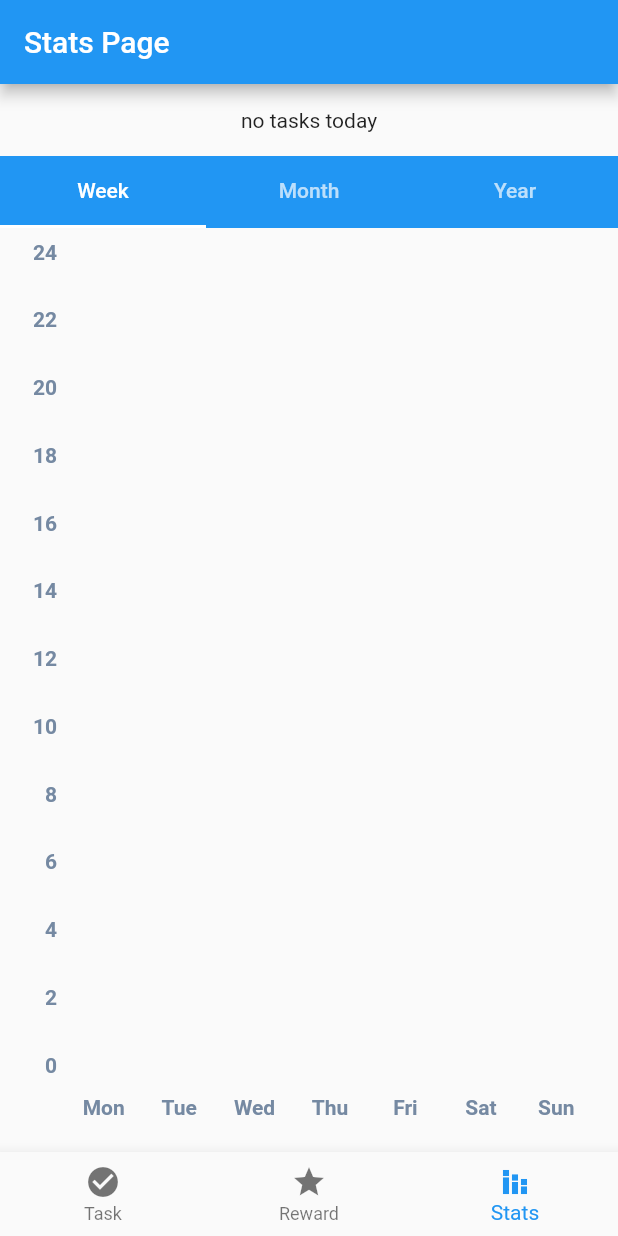
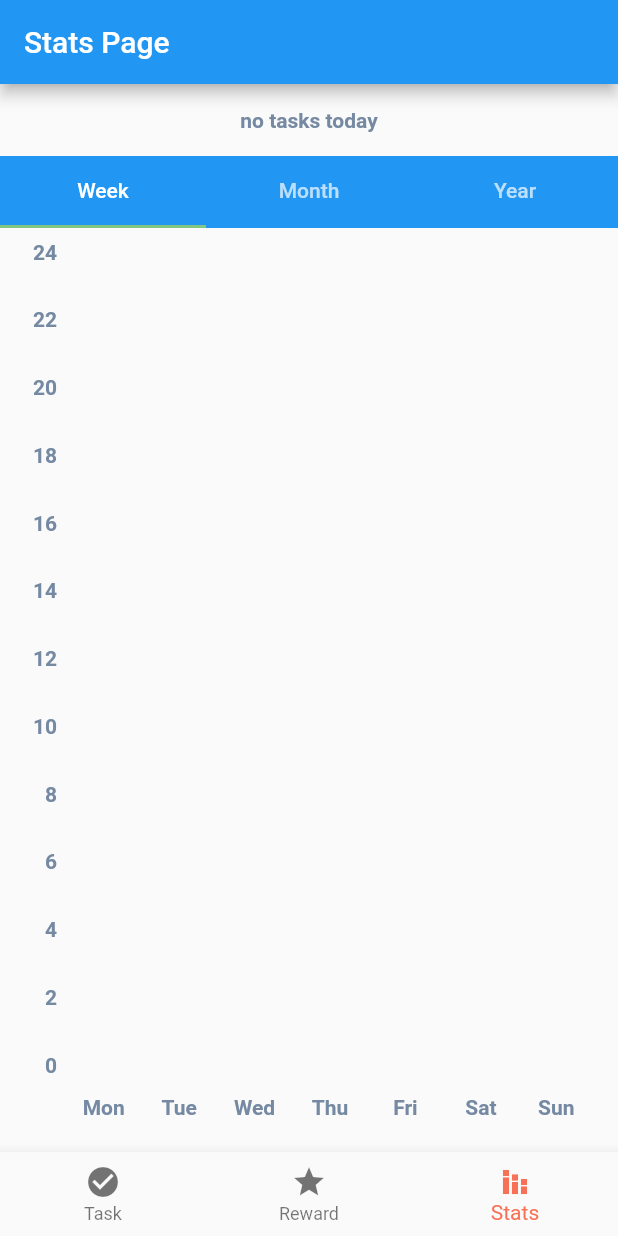
Before and after one commit to ayz122004/carrot, a Flutter app: the screen it shows after launch, item 3 of the bottom bar chosen, on a phone screen of 412 x 824 dp. Run offline on Flutter 3.47's test engine with Material 2 defaults, Android fonts, the phone set to English and light mode, and no system bars; drawn by our look-alikes of fl_chart; our stand-ins replace fluttertoast.

Commit message:
set theme colors

```diff
--- a/lib/Pages/stat_page.dart
+++ b/lib/Pages/stat_page.dart
@@ -98,7 +98,13 @@ class _StatPageState extends State<StatPage> with TickerProviderStateMixin {
         //prevents zero division exception
         return const Padding(
           padding: EdgeInsets.all(16.0),
-          child: Text("no tasks today"),
+          child: Text(
+            "no tasks today",
+            style: TextStyle(
+                color: Color(0xff7589a2),
+                fontWeight: FontWeight.bold,
+                fontSize: 14),
+          ),
         );
       }
       return AspectRatio(
--- a/lib/main.dart
+++ b/lib/main.dart
@@ -14,7 +14,7 @@ void main() {
 }
 
 class MyApp extends StatefulWidget {
-  const MyApp({ Key? key }) : super(key: key);
+  const MyApp({Key? key}) : super(key: key);
 
   @override
   _MyAppState createState() => _MyAppState();
@@ -23,8 +23,28 @@ class MyApp extends StatefulWidget {
 class _MyAppState extends State<MyApp> {
   @override
   Widget build(BuildContext context) {
-    return const MaterialApp(
+    return MaterialApp(
       title: "Hackathon App",
+      theme: ThemeData(
+        colorScheme: const ColorScheme(
+          primary: Color(0xfff77156),
+          primaryVariant: Color(0xffbf402c),
+          onPrimary: Color(0xff000000),
+          secondary: Color(0xff81c784),
+          secondaryVariant: Color(0xff519657),
+          onSecondary: Color(0xff472f2d),
+          background: Color(0xffd9f8f2),
+          error: Color(0xffeeeeee),
+          surface: Color(0xffeceff1),
+          onError: Color(0xfffffbfa),
+          brightness: Brightness.light,
+          onBackground: Color(0xffffffff),
+          onSurface: Color(0xff000000),
+
+        ),
+        // primaryColor: const Color(0xfff77156),
+        // accentColor: const Color(0xff81c784),
+      ),
       home: Home(),
     );
   }
```
